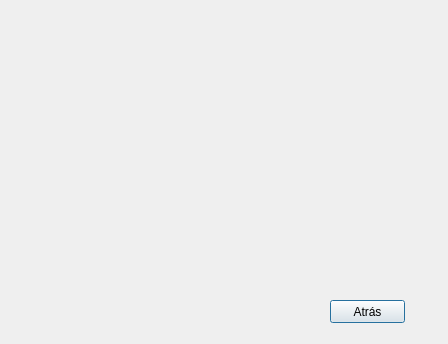
luifevas/Sudoku, file ranking.ui: the form before one commit.
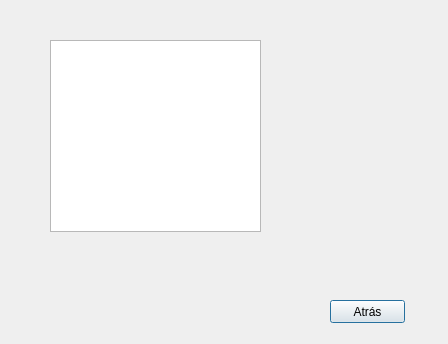
The form after the commit.

Commit message: presentación del ranking

What changed in the file:
```diff
--- a/ranking.ui
+++ b/ranking.ui
@@ -26,6 +26,16 @@
     <string>Atrás</string>
    </property>
   </widget>
+  <widget class="QTableView" name="tableView">
+   <property name="geometry">
+    <rect>
+     <x>50</x>
+     <y>40</y>
+     <width>211</width>
+     <height>192</height>
+    </rect>
+   </property>
+  </widget>
  </widget>
  <resources/>
  <connections/>
```
The commit also changes 2 other files.
